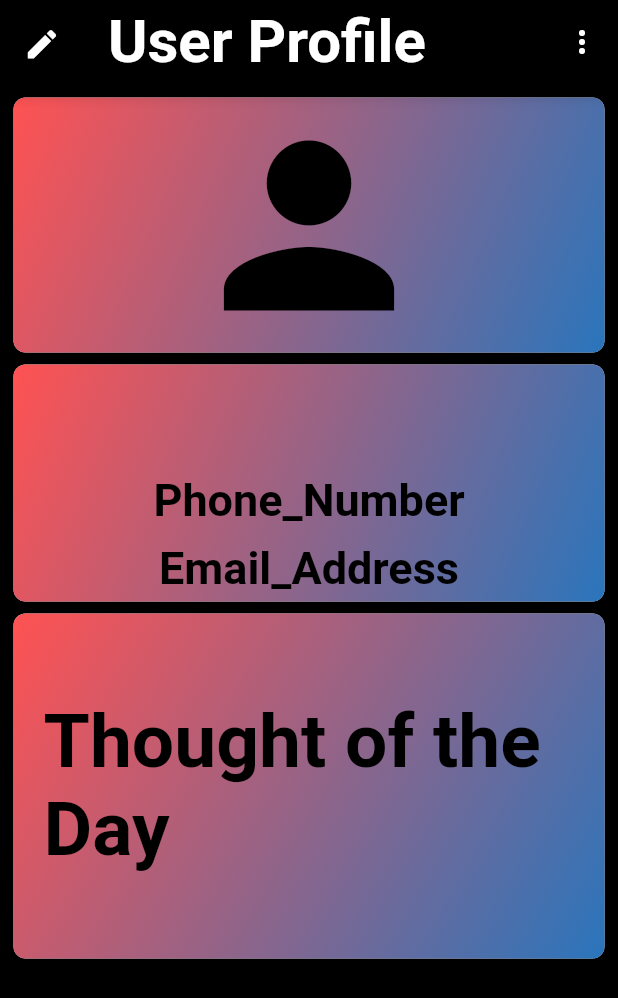
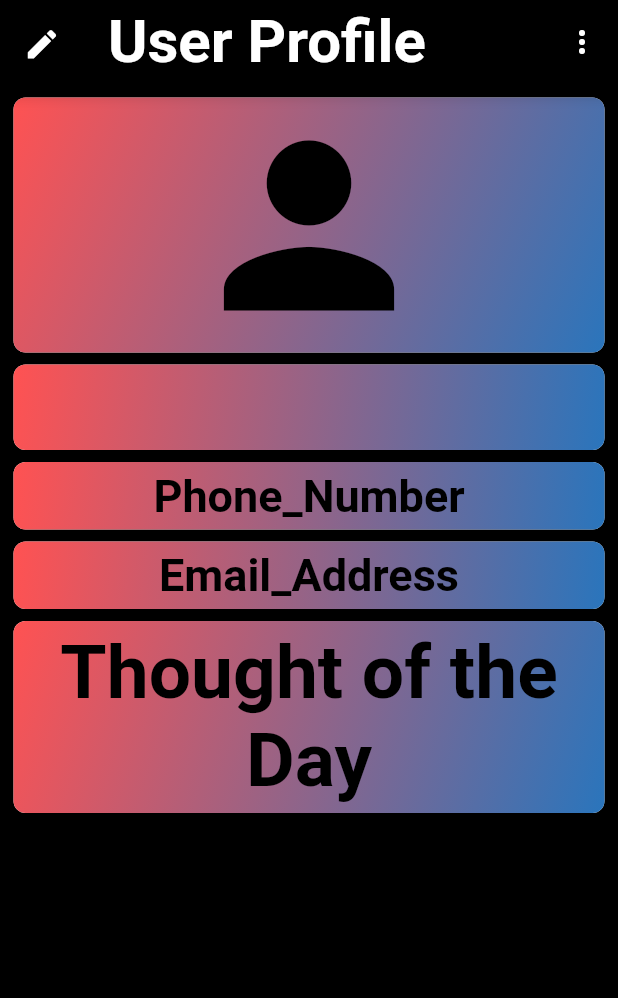
Before and after one commit to PriyanshuG13/ChatX, a Flutter app: the MyProfile screen opened directly, on a phone screen of 412 x 824 dp. Shown: the top 998 px of the screen. Run offline on Flutter 3.47's test engine with Material 2 defaults, Android fonts, the phone set to English and light mode, and no system bars; our stand-ins replace cloud_firestore, firebase_auth, font_awesome_flutter, google_fonts, google_sign_in, shared_preferences; accounts and stored records are empty; Roboto replaces fonts that are missing (Combo); project files that could hold a hidden picture were left out.

Commit message:
Working on UI

```diff
--- a/lib/views/chat.dart
+++ b/lib/views/chat.dart
@@ -96,6 +96,7 @@ class _ChatState extends State<Chat> {
                       color: Colors.white),
                   child: TextField(
                     controller: messageEditingController,
+                    onSubmitted: addMessage(),
                     style: TextStyle(
                         fontFamily: 'WorkSansSemiBold',
                         fontSize: 18.0,
--- a/lib/views/chatrooms.dart
+++ b/lib/views/chatrooms.dart
@@ -184,7 +184,7 @@ class ChatRoomsTile extends StatelessWidget {
                       child: Row(
                         children: [
                           Container(
-                            width: 240,
+                            width: 230,
                             child: Text(
                               userName,
                               style: TextStyle(
--- a/lib/views/my_profile.dart
+++ b/lib/views/my_profile.dart
@@ -7,6 +7,7 @@ import 'package:google_fonts/google_fonts.dart';
 import 'login_page.dart';
 
 class MyProfile extends StatelessWidget {
+
   BoxDecoration gradientDefault = BoxDecoration(
     borderRadius: BorderRadius.circular(8.0),
     gradient: LinearGradient(
@@ -19,6 +20,32 @@ class MyProfile extends StatelessWidget {
 
   @override
   Widget build(BuildContext context) {
+
+    Card customCard(Widget childWidget) => Card(
+        elevation: 2.0,
+        color: Colors.white,
+        shape: RoundedRectangleBorder(
+          borderRadius: BorderRadius.circular(8.0),
+        ),
+        child: Container(
+            width: MediaQuery.of(context).size.width,
+            decoration: gradientDefault,
+            child: childWidget
+        ));
+
+    Padding customCardPadding(String str, {double size = 30}) => Padding(
+        padding: EdgeInsets.symmetric(
+            vertical: 5, horizontal: 10),
+        child: Text(
+          str, style: GoogleFonts.combo(
+          color: Colors.black,
+          textStyle: TextStyle(
+            fontSize: size,
+            fontWeight: FontWeight.bold,
+          ),
+        ), textAlign: TextAlign.center,
+        ));
+
     return Scaffold(
         appBar: AppBar(
           title: Text(
@@ -83,98 +110,17 @@ class MyProfile extends StatelessWidget {
             color: Colors.black,
             child: ListView(
               children: [
-                Card(
-                    elevation: 2.0,
-                    color: Colors.white,
-                    shape: RoundedRectangleBorder(
-                      borderRadius: BorderRadius.circular(8.0),
-                    ),
-                    child: Container(
-                        width: MediaQuery.of(context).size.width,
-                        decoration: gradientDefault,
-                        child: Icon(
-                          Icons.person,
-                          size: 170,
-                          color: Colors.black,
-                        ))),
-                Card(
-                  elevation: 2.0,
-                  color: Colors.white,
-                  shape: RoundedRectangleBorder(
-                    borderRadius: BorderRadius.circular(8.0),
-                  ),
-                  child: Container(
-                    width: MediaQuery.of(context).size.width,
-                    decoration: gradientDefault,
-                    child: Column(
-                      crossAxisAlignment: CrossAxisAlignment.center,
-                      children: [
-                        Padding(
-                            padding: EdgeInsets.symmetric(
-                                vertical: 5, horizontal: 10),
-                            child: Text(
-                              Constants.myName,
-                              style: GoogleFonts.combo(
-                                color: Colors.black,
-                                textStyle: TextStyle(
-                                  fontSize: 50,
-                                  fontWeight: FontWeight.bold,
-                                ),
-                              ),
-                            )),
-                        Padding(
-                            padding: EdgeInsets.symmetric(
-                                vertical: 5, horizontal: 10),
-                            child: Text(
-                              "Phone_Number",
-                              style: GoogleFonts.combo(
-                                color: Colors.black,
-                                textStyle: TextStyle(
-                                  fontSize: 30,
-                                  fontWeight: FontWeight.bold,
-                                ),
-                              ),
-                            )),
-                        Padding(
-                            padding: EdgeInsets.symmetric(
-                                vertical: 5, horizontal: 10),
-                            child: Text(
-                              "Email_Address",
-                              style: GoogleFonts.combo(
-                                color: Colors.black,
-                                textStyle: TextStyle(
-                                  fontSize: 30,
-                                  fontWeight: FontWeight.bold,
-                                ),
-                              ),
-                            ))
-                      ],
-                    ),
-                  ),
+                customCard(
+                  Icon(
+                    Icons.person,
+                    size: 170,
+                    color: Colors.black,
+                  )
                 ),
-                Card(
-                    elevation: 2.0,
-                    color: Colors.white,
-                    shape: RoundedRectangleBorder(
-                      borderRadius: BorderRadius.circular(8.0),
-                    ),
-                    child: Container(
-                      height: 230,
-                      width: MediaQuery.of(context).size.width,
-                      alignment: Alignment.center,
-                      decoration: gradientDefault,
-                      padding: EdgeInsets.all(20),
-                      child: Text(
-                        "Thought of the Day",
-                        style: GoogleFonts.combo(
-                          color: Colors.black,
-                          textStyle: TextStyle(
-                            fontSize: 50,
-                            fontWeight: FontWeight.bold,
-                          ),
-                        ),
-                      ),
-                    )),
+                customCard(customCardPadding(Constants.myName,size:40)),
+                customCard(customCardPadding("Phone_Number")),
+                customCard(customCardPadding("Email_Address")),
+                customCard(customCardPadding("Thought of the Day",size:50)),
               ],
             )));
   }
--- a/lib/views/sign_in.dart
+++ b/lib/views/sign_in.dart
@@ -103,7 +103,8 @@ class _SignInState extends State<SignIn> {
                                       hintText: 'Email Address',
                                       hintStyle: TextStyle(
                                           fontFamily: 'WorkSansSemiBold',
-                                          fontSize: 17.0),
+                                          fontSize: 17.0,
+                                          color: Colors.grey),
                                     ),
                                   ),
                                 ),
@@ -145,7 +146,8 @@ class _SignInState extends State<SignIn> {
                                       hintText: 'Password',
                                       hintStyle: const TextStyle(
                                           fontFamily: 'WorkSansSemiBold',
-                                          fontSize: 17.0),
+                                          fontSize: 17.0,
+                                          color: Colors.grey),
                                       suffixIcon: GestureDetector(
                                         onTap: _toggleLogin,
                                         child: Icon(
--- a/lib/views/sign_up.dart
+++ b/lib/views/sign_up.dart
@@ -96,7 +96,8 @@ class _SignUpState extends State<SignUp> {
                               hintText: 'Name',
                               hintStyle: TextStyle(
                                   fontFamily: 'WorkSansSemiBold',
-                                  fontSize: 16.0),
+                                  fontSize: 16.0,
+                                  color: Colors.grey),
                             ),
                           ),
                         ),
@@ -133,7 +134,8 @@ class _SignUpState extends State<SignUp> {
                               hintText: 'Email Address',
                               hintStyle: TextStyle(
                                   fontFamily: 'WorkSansSemiBold',
-                                  fontSize: 16.0),
+                                  fontSize: 16.0,
+                                  color: Colors.grey),
                             ),
                           ),
                         ),
@@ -170,7 +172,8 @@ class _SignUpState extends State<SignUp> {
                               hintText: 'Password',
                               hintStyle: const TextStyle(
                                   fontFamily: 'WorkSansSemiBold',
-                                  fontSize: 16.0),
+                                  fontSize: 16.0,
+                                  color: Colors.grey),
                               suffixIcon: GestureDetector(
                                 onTap: _toggleSignup,
                                 child: Icon(
@@ -222,7 +225,8 @@ class _SignUpState extends State<SignUp> {
                               hintText: 'Confirmation',
                               hintStyle: const TextStyle(
                                   fontFamily: 'WorkSansSemiBold',
-                                  fontSize: 16.0),
+                                  fontSize: 16.0,
+                                  color: Colors.grey),
                               suffixIcon: GestureDetector(
                                 onTap: _toggleSignupConfirm,
                                 child: Icon(
```
Also changed, not shown: 4 other files.
